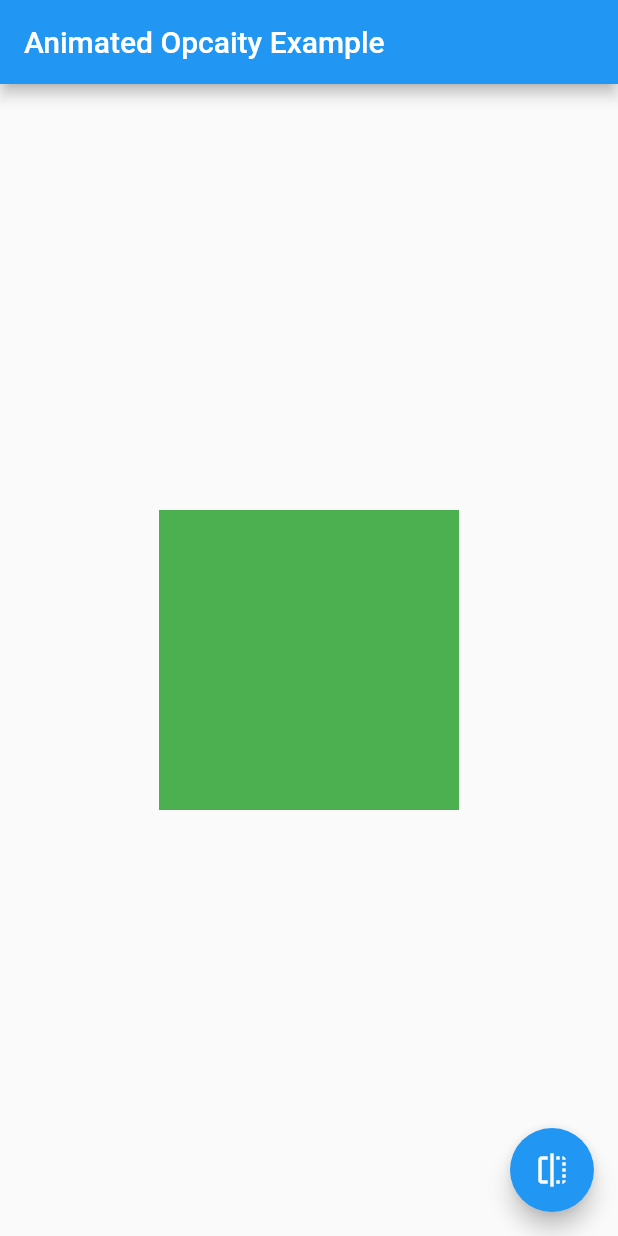
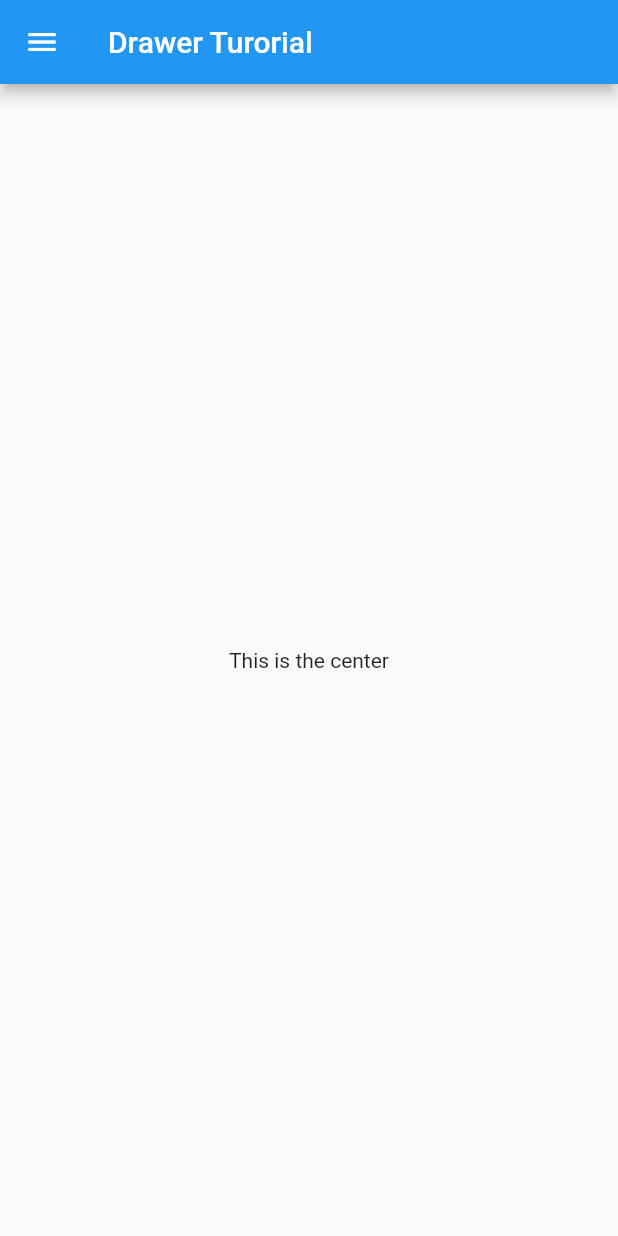
Before and after one commit to uemirhanselim/FLutter-Animations, a Flutter app: the screen it shows after launch, on a phone screen of 412 x 824 dp. Run offline on Flutter 3.47's test engine with Material 2 defaults, Android fonts, the phone set to English and light mode, and no system bars.

Commit message:
drawer topic is done

```diff
--- /dev/null
+++ b/lib/design/drawer.dart
@@ -0,0 +1,55 @@
+import 'package:flutter/material.dart';
+
+class DrawerView extends StatefulWidget {
+  const DrawerView({Key? key}) : super(key: key);
+  @override
+  State<DrawerView> createState() => DrawerViewState();
+}
+
+class DrawerViewState extends State<DrawerView> {
+  @override
+  Widget build(BuildContext context) {
+    return Scaffold(
+      appBar: AppBar(
+        title: const Text("Drawer Turorial"),
+      ),
+      body: const Center(
+        child: Text("This is the center"),
+      ),
+      drawer: Drawer(
+        child: ListView(
+          padding: EdgeInsets.zero,
+          children: [
+            UserAccountsDrawerHeader(
+              accountName: const Text("Code Diaries"),
+              accountEmail: const Text("codediraries@gmail.com"),
+              currentAccountPicture: ClipOval(
+                child: Image.asset("assets/images/logo.png"),
+              ),
+              decoration: const BoxDecoration(
+                  image: DecorationImage(
+                      image: AssetImage("assets/images/banner.png"),
+                      fit: BoxFit.cover)),
+            ),
+            const ListTile(
+              title: Text("Account"),
+              trailing: Icon(Icons.forward),
+            ),
+            const ListTile(
+              title: Text("Notifications"),
+              trailing: Icon(Icons.forward),
+            ),
+            const ListTile(
+              title: Text("Settings"),
+              trailing: Icon(Icons.forward),
+            ),
+            const ListTile(
+              title: Text("More Info"),
+              trailing: Icon(Icons.forward),
+            ),
+          ],
+        ),
+      ),
+    );
+  }
+}
--- a/lib/main.dart
+++ b/lib/main.dart
@@ -1,6 +1,6 @@
 import 'package:flutter/material.dart';
 
-import 'animations/animated_opacity.dart';
+import 'design/drawer.dart';
 
 void main() {
   runApp(const MyApp());
@@ -14,7 +14,7 @@ class MyApp extends StatelessWidget {
   Widget build(BuildContext context) {
     return const MaterialApp(
       title: 'Flutter Animations',
-      home: AnimatedOpacityView(),
+      home: DrawerView(),
     );
   }
 }
```
